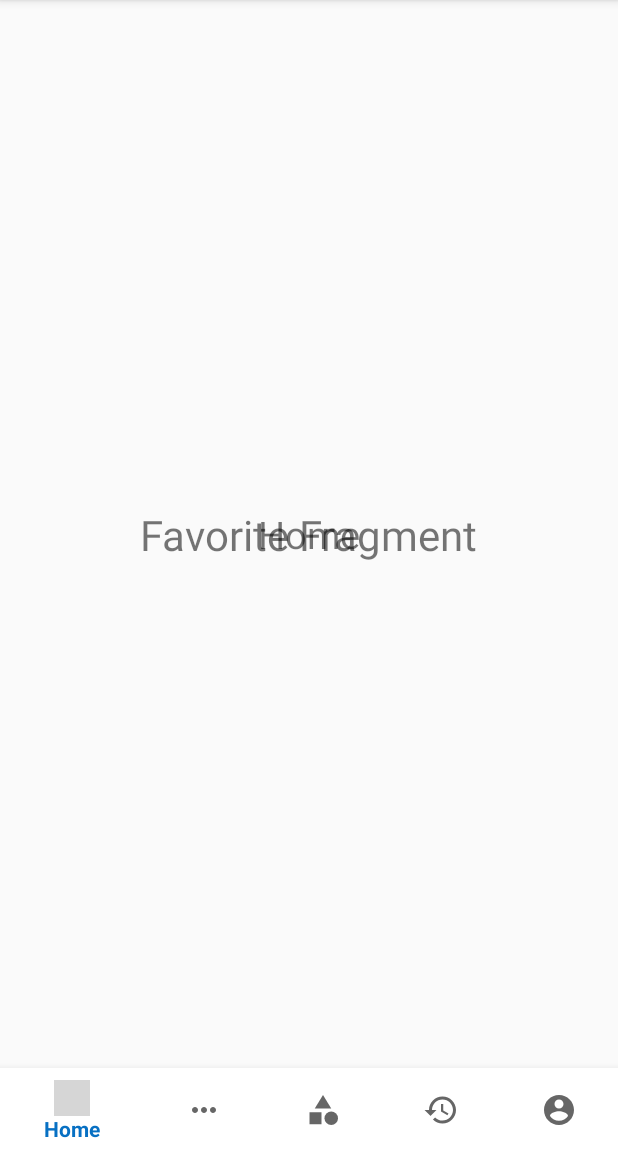
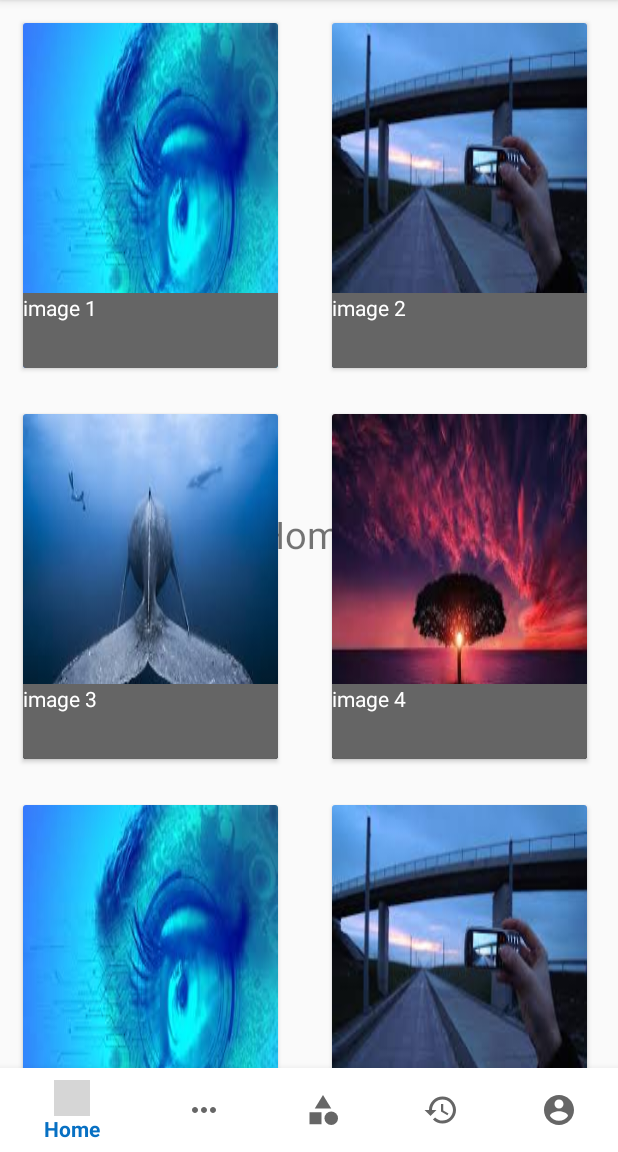
Before and after one commit to aliyousefpoor/UiDesign, an Android app: the fragment FavoriteFragment placed in its activity, on a phone screen of 412 x 824 dp, the part 84-1236 px from its top. Run offline under Robolectric (Android 15) with nearby library versions, the phone set to English and light mode, and no system bars; grey boxes are pictures that could not be loaded.

Commit message:
add RecyclerView to Favorite Frgament

```diff
--- a/app/build.gradle
+++ b/app/build.gradle
@@ -25,6 +25,7 @@ android {
 
 dependencies {
     implementation fileTree(dir: "libs", include: ["*.jar"])
+    //noinspection GradleDependency
     implementation "org.jetbrains.kotlin:kotlin-stdlib:$kotlin_version"
     implementation 'androidx.core:core-ktx:1.3.2'
     implementation 'androidx.appcompat:appcompat:1.2.0'
@@ -43,7 +44,8 @@ dependencies {
     implementation 'com.android.support:design:28.0.0'
     //noinspection GradleCompatible
     implementation 'com.android.support:support-v4:27.0.2'
-
+    annotationProcessor 'com.github.bumptech.glide:compiler:4.11.0'
+    implementation 'com.github.bumptech.glide:glide:4.8.0'
 
 
     def lifecycle_version = "2.2.0"
--- /dev/null
+++ b/app/src/main/java/com/example/uidesign/FavoriteAdapter.kt
@@ -0,0 +1,45 @@
+package com.example.uidesign
+
+import android.content.Context
+import android.view.LayoutInflater
+import android.view.View
+import android.view.ViewGroup
+import android.widget.ImageView
+import android.widget.TextView
+import androidx.cardview.widget.CardView
+import androidx.recyclerview.widget.RecyclerView
+import com.bumptech.glide.Glide
+import java.util.ArrayList
+
+class FavoriteAdapter(private val context: Context, private var picList: ArrayList<PictureModel>) :
+    RecyclerView.Adapter<RecyclerView.ViewHolder>() {
+
+    override fun onCreateViewHolder(parent: ViewGroup, viewType: Int): RecyclerView.ViewHolder {
+        val view: View =
+            LayoutInflater.from(context).inflate(R.layout.favorite_adapter, parent, false)
+        return PictureViewHolder(view)
+    }
+
+    override fun getItemCount(): Int {
+        return picList.size
+    }
+
+    override fun onBindViewHolder(holder: RecyclerView.ViewHolder, position: Int) {
+        val pictureViewHolder: PictureViewHolder = holder as PictureViewHolder
+        pictureViewHolder.onBind(picList[position], context)
+    }
+
+    class PictureViewHolder(itemView: View) : RecyclerView.ViewHolder(itemView) {
+        var cardView: CardView = itemView.findViewById(R.id.cardView)
+        var imageView: ImageView = itemView.findViewById(R.id.imgView)
+        var textView: TextView = itemView.findViewById(R.id.title)
+
+        fun onBind(
+            pictureModel: PictureModel,
+            context: Context
+        ) {
+            textView.text = pictureModel.title
+            Glide.with(context).load(pictureModel.imageId).into(imageView)
+        }
+    }
+}
--- a/app/src/main/java/com/example/uidesign/FavoriteFragment.kt
+++ b/app/src/main/java/com/example/uidesign/FavoriteFragment.kt
@@ -5,8 +5,12 @@ import android.view.LayoutInflater
 import android.view.View
 import android.view.ViewGroup
 import androidx.fragment.app.Fragment
+import androidx.recyclerview.widget.GridLayoutManager
+import androidx.recyclerview.widget.RecyclerView
+import java.util.ArrayList
 
-class FavoriteFragment: Fragment() {
+class FavoriteFragment : Fragment() {
+    private lateinit var recyclerView: RecyclerView
     override fun onCreateView(
         inflater: LayoutInflater,
         container: ViewGroup?,
@@ -17,5 +21,28 @@ class FavoriteFragment: Fragment() {
 
     override fun onViewCreated(view: View, savedInstanceState: Bundle?) {
         super.onViewCreated(view, savedInstanceState)
+        recyclerView = view.findViewById(R.id.recyclerView)
+        val pictureList = fillData()
+        val adapter = FavoriteAdapter(requireContext(),pictureList)
+        recyclerView.adapter = adapter
+        val gridLayoutManager = GridLayoutManager(requireContext(), 2)
+        recyclerView.layoutManager = gridLayoutManager
+    }
+
+    private fun fillData(): ArrayList<PictureModel> {
+        val picList: ArrayList<PictureModel> = ArrayList()
+        picList.add(PictureModel("image 1", R.drawable.download))
+        picList.add(PictureModel("image 2", R.drawable.one))
+        picList.add(PictureModel("image 3", R.drawable.dtwo))
+        picList.add(PictureModel("image 4", R.drawable.dthree))
+        picList.add(PictureModel("image 5", R.drawable.download))
+        picList.add(PictureModel("image 6", R.drawable.one))
+        picList.add(PictureModel("image 7", R.drawable.dtwo))
+        picList.add(PictureModel("image 8", R.drawable.dthree))
+        picList.add(PictureModel("image 9", R.drawable.download))
+        picList.add(PictureModel("image 10", R.drawable.one))
+        picList.add(PictureModel("image 11", R.drawable.dtwo))
+        picList.add(PictureModel("image 12", R.drawable.dthree))
+        return picList
     }
 }
--- a/app/src/main/java/com/example/uidesign/MoreFragment.kt
+++ b/app/src/main/java/com/example/uidesign/MoreFragment.kt
@@ -43,7 +43,7 @@ class MoreFragment : Fragment() {
         tabLayout.getTabAt(2)!!.setIcon(R.drawable.search)
 
         tabLayout.getTabAt(0)!!.icon!!.setColorFilter(
-            resources.getColor(R.color.lightGray),
+            resources.getColor(R.color.darkBlue),
             PorterDuff.Mode.SRC_IN
         )
         tabLayout.getTabAt(1)!!.icon!!.setColorFilter(
@@ -60,7 +60,7 @@ class MoreFragment : Fragment() {
                 viewPager.currentItem = tab!!.position
                 if (tab.position == 0) {
                     tabLayout.getTabAt(0)!!.icon!!.setColorFilter(
-                        resources.getColor(R.color.tab),
+                        resources.getColor(R.color.darkBlue),
                         PorterDuff.Mode.SRC_IN
                     )
                     tabLayout.getTabAt(1)!!.icon!!.setColorFilter(
@@ -77,7 +77,7 @@ class MoreFragment : Fragment() {
                         PorterDuff.Mode.SRC_IN
                     )
                     tabLayout.getTabAt(1)!!.icon!!.setColorFilter(
-                        resources.getColor(R.color.tab),
+                        resources.getColor(R.color.darkBlue),
                         PorterDuff.Mode.SRC_IN
                     )
                     tabLayout.getTabAt(2)!!.icon!!.setColorFilter(
@@ -95,7 +95,7 @@ class MoreFragment : Fragment() {
                         PorterDuff.Mode.SRC_IN
                     )
                     tabLayout.getTabAt(2)!!.icon!!.setColorFilter(
-                        resources.getColor(R.color.tab),
+                        resources.getColor(R.color.darkBlue),
                         PorterDuff.Mode.SRC_IN
                     )
 
--- /dev/null
+++ b/app/src/main/java/com/example/uidesign/PictureModel.kt
@@ -0,0 +1,5 @@
+package com.example.uidesign
+
+import android.widget.ImageView
+
+data class PictureModel(val title:String,val imageId:Int)
--- a/app/src/main/java/com/example/uidesign/ProfileFragment.kt
+++ b/app/src/main/java/com/example/uidesign/ProfileFragment.kt
@@ -5,6 +5,7 @@ import android.view.LayoutInflater
 import android.view.View
 import android.view.ViewGroup
 import android.widget.ImageView
+import android.widget.LinearLayout
 import android.widget.Toast
 import androidx.fragment.app.Fragment
 import com.google.android.material.bottomsheet.BottomSheetBehavior
@@ -12,6 +13,7 @@ import kotlinx.android.synthetic.main.bottom_sheet_layout.*
 
 class ProfileFragment : Fragment() {
     private lateinit var arrow: ImageView
+    private lateinit var bottomSheetBehavior: BottomSheetBehavior<LinearLayout>
     override fun onCreateView(
         inflater: LayoutInflater,
         container: ViewGroup?,
@@ -25,32 +27,20 @@ class ProfileFragment : Fragment() {
         arrow = view.findViewById(R.id.arrow)
 
         arrow.setImageResource(R.drawable.arrow_up)
-        val bottomSheetBehavior = BottomSheetBehavior.from(bottomSheet)
+        bottomSheetBehavior = BottomSheetBehavior.from(bottomSheet)
 
         arrow.setOnClickListener {
             if (bottomSheetBehavior.state == BottomSheetBehavior.STATE_COLLAPSED) {
-                bottomSheetBehavior.state=BottomSheetBehavior.STATE_EXPANDED
-                arrow.setImageResource(R.drawable.arrow_up)
+                bottomSheetBehavior.state = BottomSheetBehavior.STATE_EXPANDED
             } else if (bottomSheetBehavior.state == BottomSheetBehavior.STATE_EXPANDED) {
-                arrow.setImageResource(R.drawable.arrow_down)
-                bottomSheetBehavior.state=BottomSheetBehavior.STATE_COLLAPSED
-
+                bottomSheetBehavior.state = BottomSheetBehavior.STATE_COLLAPSED
             }
         }
+        arrowBehavior()
 
-        bottomSheetBehavior.setBottomSheetCallback(object :
-            BottomSheetBehavior.BottomSheetCallback() {
-            override fun onStateChanged(bottomSheet: View, newState: Int) {
-                if (newState == BottomSheetBehavior.STATE_COLLAPSED) {
-                    arrow.setImageResource(R.drawable.arrow_up)
-                } else if (newState == BottomSheetBehavior.STATE_EXPANDED) {
-                    arrow.setImageResource(R.drawable.arrow_down)
-                }
-            }
-
-            override fun onSlide(bottomSheet: View, slideOffset: Float) {
-            }
-        })
+        submit.setOnClickListener {
+            Toast.makeText(context, editTxt.text.toString(), Toast.LENGTH_SHORT).show()
+        }
         share.setOnClickListener {
             Toast.makeText(context, "Share ...", Toast.LENGTH_SHORT).show()
         }
@@ -70,4 +60,20 @@ class ProfileFragment : Fragment() {
             Toast.makeText(context, "Profile ...", Toast.LENGTH_SHORT).show()
         }
     }
+
+    private fun arrowBehavior() {
+        bottomSheetBehavior.setBottomSheetCallback(object :
+            BottomSheetBehavior.BottomSheetCallback() {
+            override fun onStateChanged(bottomSheet: View, newState: Int) {
+                if (newState == BottomSheetBehavior.STATE_COLLAPSED) {
+                    arrow.setImageResource(R.drawable.arrow_up)
+                } else if (newState == BottomSheetBehavior.STATE_EXPANDED) {
+                    arrow.setImageResource(R.drawable.arrow_down)
+                }
+            }
+
+            override fun onSlide(bottomSheet: View, slideOffset: Float) {
+            }
+        })
+    }
 }
--- /dev/null
+++ b/app/src/main/res/layout/favorite_adapter.xml
@@ -0,0 +1,35 @@
+<?xml version="1.0" encoding="utf-8"?>
+<androidx.cardview.widget.CardView xmlns:android="http://schemas.android.com/apk/res/android"
+    xmlns:app="http://schemas.android.com/apk/res-auto"
+    android:id="@+id/cardView"
+    android:layout_width="170dp"
+    android:layout_height="230dp"
+    android:layout_marginVertical="15dp"
+    android:layout_marginStart="15dp">
+
+    <androidx.constraintlayout.widget.ConstraintLayout
+        android:layout_width="match_parent"
+        android:layout_height="match_parent">
+
+        <ImageView
+            android:id="@+id/imgView"
+            android:layout_width="match_parent"
+            android:layout_height="match_parent"
+            android:scaleType="fitXY"
+            app:layout_constraintBottom_toBottomOf="parent"
+            app:layout_constraintEnd_toEndOf="parent"
+            app:layout_constraintStart_toStartOf="parent"
+            app:layout_constraintTop_toTopOf="parent" />
+
+        <TextView
+            android:id="@+id/title"
+            android:layout_width="match_parent"
+            android:layout_height="50dp"
+            android:background="@color/gray"
+            android:textColor="#fff"
+            app:layout_constraintBottom_toBottomOf="parent"
+            app:layout_constraintEnd_toEndOf="parent"
+            app:layout_constraintStart_toStartOf="parent" />
+    </androidx.constraintlayout.widget.ConstraintLayout>
+
+</androidx.cardview.widget.CardView>
--- a/app/src/main/res/layout/favorite_fragment.xml
+++ b/app/src/main/res/layout/favorite_fragment.xml
@@ -1,17 +1,16 @@
 <?xml version="1.0" encoding="utf-8"?>
 <androidx.constraintlayout.widget.ConstraintLayout xmlns:android="http://schemas.android.com/apk/res/android"
+    xmlns:app="http://schemas.android.com/apk/res-auto"
     android:layout_width="match_parent"
-    android:layout_height="match_parent"
-    xmlns:app="http://schemas.android.com/apk/res-auto">
-    <TextView
-    android:id="@+id/favoriteText"
-    android:layout_width="wrap_content"
-    android:layout_height="wrap_content"
-    android:text="Favorite Fragment"
-    android:textSize="28sp"
-    app:layout_constraintBottom_toBottomOf="parent"
-    app:layout_constraintEnd_toEndOf="parent"
-    app:layout_constraintStart_toStartOf="parent"
-    app:layout_constraintTop_toTopOf="parent" />
+    android:layout_height="match_parent">
+
+    <androidx.recyclerview.widget.RecyclerView
+        android:id="@+id/recyclerView"
+        android:layout_width="0dp"
+        android:layout_height="0dp"
+        app:layout_constraintBottom_toBottomOf="parent"
+        app:layout_constraintEnd_toEndOf="parent"
+        app:layout_constraintStart_toStartOf="parent"
+        app:layout_constraintTop_toTopOf="parent" />
 
 </androidx.constraintlayout.widget.ConstraintLayout>
--- a/app/src/main/res/values/colors.xml
+++ b/app/src/main/res/values/colors.xml
@@ -7,6 +7,6 @@
     <color name="gray">#656565</color>
     <color name="black">#111</color>
     <color name="lightGray">#C8C4C4</color>
-    <color name="tab">#1522A5</color>
+    <color name="darkBlue">#1522A5</color>
 
 </resources>
--- a/build.gradle
+++ b/build.gradle
@@ -6,7 +6,7 @@ buildscript {
         jcenter()
     }
     dependencies {
-        classpath "com.android.tools.build:gradle:4.0.0"
+        classpath "com.android.tools.build:gradle:4.0.2"
         classpath "org.jetbrains.kotlin:kotlin-gradle-plugin:$kotlin_version"
 
         // NOTE: Do not place your application dependencies here; they belong
@@ -18,6 +18,8 @@ allprojects {
     repositories {
         google()
         jcenter()
+        maven { url "https://jitpack.io" }
+
     }
 }
 
--- a/gradle.properties
+++ b/gradle.properties
@@ -19,3 +19,4 @@ android.useAndroidX=true
 android.enableJetifier=true
 # Kotlin code style for this project: "official" or "obsolete":
 kotlin.code.style=official
+kapt.incremental.apt=true
```
Also changed, not shown: app/src/main/res/layout/bottom_sheet_layout.xml (+32 -9 lines), app/src/main/res/layout/profile_fragment.xml (+6 -5 lines), app/src/main/res/values/strings.xml (+1 -0 lines), app/src/main/res/drawable-v24/download.jpeg (added), app/src/main/res/drawable-v24/dthree.jpeg (added), app/src/main/res/drawable-v24/dtwo.jpeg (added), app/src/main/res/drawable-v24/one.jpeg (added).
